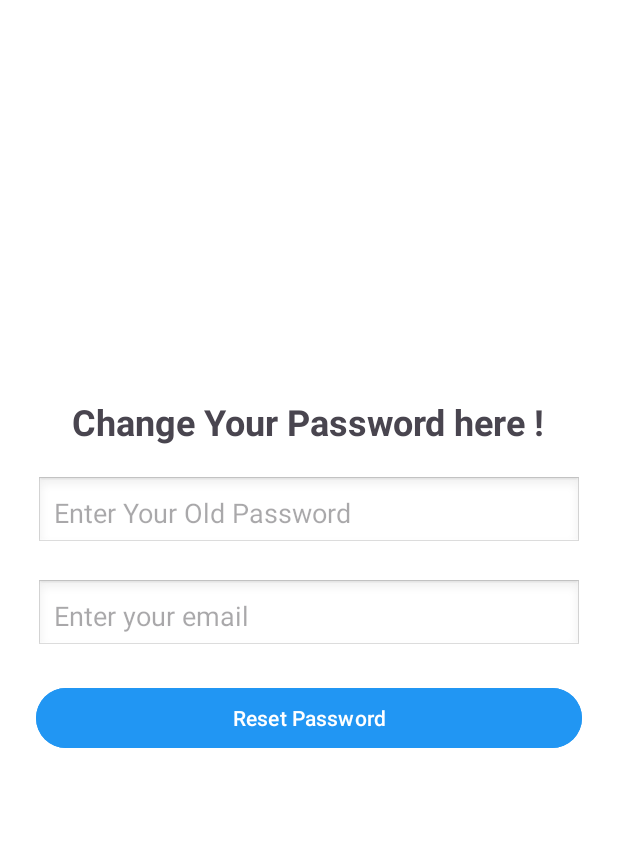
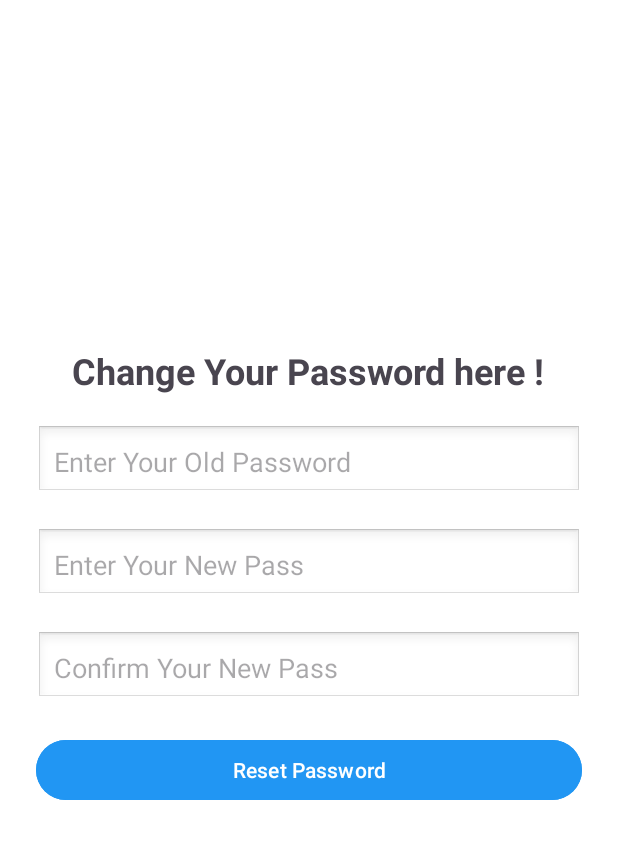
Before and after one commit to sharkyrahh/SD_SEC43_G06_43, an Android app: the changeadminpass screen opened directly, with no data from a screen before it, after a tap on "Reset Password", on a phone screen of 412 x 824 dp, the part 84-943 px from its top. Run offline under Robolectric (Android 15) with nearby library versions, the phone set to English and light mode, and no system bars; our stand-ins replace Firebase (no records; nobody signed in at launch, a user with empty details on screens opened directly).

Commit message:
Some Additional Changes

```diff
--- a/SmartParkParkingSystem/app/src/main/java/com/example/smartparkparkingsystem/ui/dashboard/changeadminpass.java
+++ b/SmartParkParkingSystem/app/src/main/java/com/example/smartparkparkingsystem/ui/dashboard/changeadminpass.java
@@ -1,6 +1,5 @@
 package com.example.smartparkparkingsystem.ui.dashboard;
 
-import android.content.Intent;
 import android.os.Bundle;
 import android.widget.Button;
 import android.widget.EditText;
@@ -17,61 +16,68 @@ import com.google.firebase.auth.FirebaseUser;
 
 public class changeadminpass extends AppCompatActivity {
 
-    private EditText emailInput, oldPasswordInput;
+    private EditText oldPassInput, newPassInput, confirmPassInput;
     private Button resetButton;
     private FirebaseAuth mAuth;
-    ImageView backButton;
+    private ImageView backButton;
 
     @Override
     protected void onCreate(Bundle savedInstanceState) {
         super.onCreate(savedInstanceState);
-        setContentView(R.layout.activity_change_pass);
+        setContentView(R.layout.activity_change_pass); // reuse pass.xml
 
-        // Initialize Firebase Auth
         mAuth = FirebaseAuth.getInstance();
 
-        // Initialize views
-        emailInput = findViewById(R.id.emailInput);
-        oldPasswordInput = findViewById(R.id.pass); // old password field you added
+        // Match your pass.xml IDs
+        oldPassInput = findViewById(R.id.pass);
+        newPassInput = findViewById(R.id.newpass);
+        confirmPassInput = findViewById(R.id.newpass1);
         resetButton = findViewById(R.id.resetButton);
         backButton = findViewById(R.id.backButton);
 
         backButton.setOnClickListener(v -> finish());
 
-        // Reset password button logic
-        resetButton.setOnClickListener(v -> {
-            String email = emailInput.getText().toString().trim();
-            String oldPassword = oldPasswordInput.getText().toString().trim();
+        resetButton.setOnClickListener(v -> changePassword());
+    }
 
-            if (email.isEmpty() || oldPassword.isEmpty()) {
-                Toast.makeText(changeadminpass.this, "Please fill all fields", Toast.LENGTH_SHORT).show();
+    private void changePassword() {
+        String oldPass = oldPassInput.getText().toString().trim();
+        String newPass = newPassInput.getText().toString().trim();
+        String confirmPass = confirmPassInput.getText().toString().trim();
+
+        if (oldPass.isEmpty() || newPass.isEmpty() || confirmPass.isEmpty()) {
+            Toast.makeText(this, "All fields are required", Toast.LENGTH_SHORT).show();
             return;
         }
 
-            FirebaseUser currentUser = mAuth.getCurrentUser();
-            if (currentUser == null) {
-                Toast.makeText(changeadminpass.this, "No admin logged in", Toast.LENGTH_SHORT).show();
+        if (!newPass.equals(confirmPass)) {
+            Toast.makeText(this, "Passwords do not match", Toast.LENGTH_SHORT).show();
             return;
         }
 
-            // Re-authenticate with old password
-            AuthCredential credential = EmailAuthProvider.getCredential(email, oldPassword);
-            currentUser.reauthenticate(credential).addOnCompleteListener(task -> {
+        FirebaseUser admin = mAuth.getCurrentUser();
+        if (admin == null || admin.getEmail() == null) {
+            Toast.makeText(this, "No admin logged in", Toast.LENGTH_SHORT).show();
+            return;
+        }
+
+        AuthCredential credential = EmailAuthProvider.getCredential(admin.getEmail(), oldPass);
+        admin.reauthenticate(credential).addOnCompleteListener(task -> {
             if (task.isSuccessful()) {
-                    // Old password correct → send reset link
-                    mAuth.sendPasswordResetEmail(email).addOnCompleteListener(resetTask -> {
-                        if (resetTask.isSuccessful()) {
-                            Toast.makeText(changeadminpass.this, "Reset link sent to your email", Toast.LENGTH_LONG).show();
-                            finish(); // go back after sending reset
+                admin.updatePassword(newPass).addOnCompleteListener(updateTask -> {
+                    if (updateTask.isSuccessful()) {
+                        Toast.makeText(changeadminpass.this,
+                                "Admin password updated successfully", Toast.LENGTH_LONG).show();
+                        finish();
                     } else {
-                            Toast.makeText(changeadminpass.this, "Failed to send reset link", Toast.LENGTH_LONG).show();
+                        Toast.makeText(changeadminpass.this,
+                                "Failed to update admin password", Toast.LENGTH_LONG).show();
                     }
                 });
             } else {
-                    // Old password/email mismatch
-                    Toast.makeText(changeadminpass.this, "Old password incorrect or email mismatch", Toast.LENGTH_LONG).show();
+                Toast.makeText(changeadminpass.this,
+                        "Old password is incorrect", Toast.LENGTH_LONG).show();
             }
-            });
         });
     }
 }
--- a/SmartParkParkingSystem/app/src/main/res/layout/activity_change_pass.xml
+++ b/SmartParkParkingSystem/app/src/main/res/layout/activity_change_pass.xml
@@ -62,11 +62,19 @@
                 android:layout_marginBottom="20dp" />
 
             <EditText
-                android:id="@+id/emailInput"
+                android:id="@+id/newpass"
                 android:layout_width="match_parent"
                 android:layout_height="wrap_content"
-                android:hint="Enter your email"
-                android:inputType="textEmailAddress"
+                android:hint="Enter Your New Pass"
+                android:padding="12dp"
+                android:background="@android:drawable/edit_text"
+                android:layout_marginBottom="20dp" />
+
+            <EditText
+                android:id="@+id/newpass1"
+                android:layout_width="match_parent"
+                android:layout_height="wrap_content"
+                android:hint="Confirm Your New Pass"
                 android:padding="12dp"
                 android:background="@android:drawable/edit_text"
                 android:layout_marginBottom="20dp" />
```
Also changed, not shown: SmartParkParkingSystem/app/src/main/java/com/example/smartparkparkingsystem/ui/profile/ChangePassActivity.java (+41 -50 lines). Lines whose indentation alone changed are shown as unchanged.
